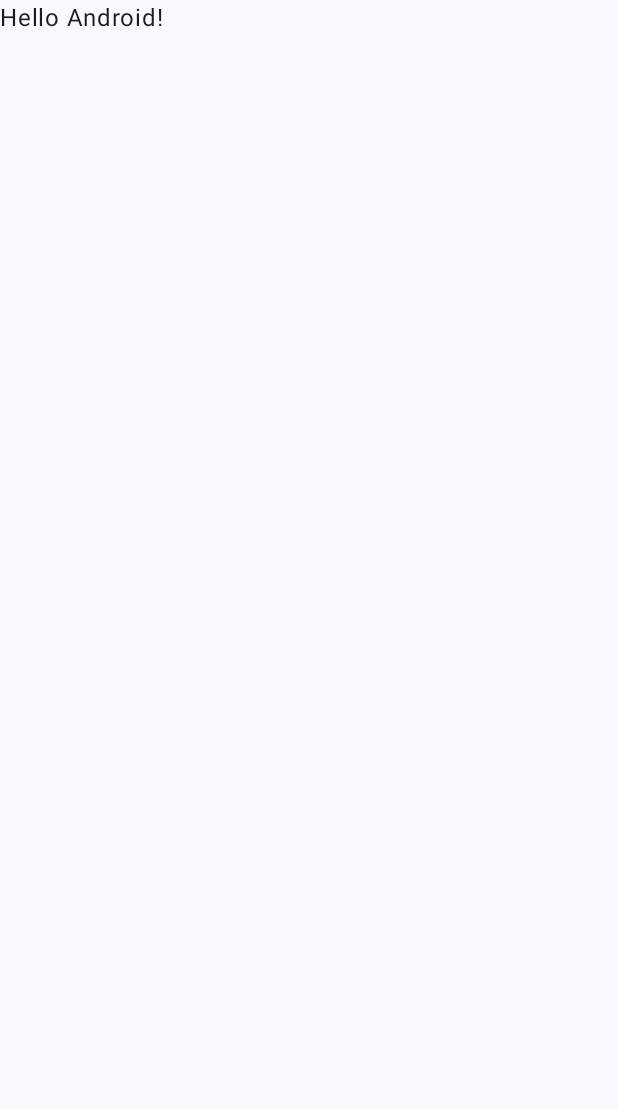
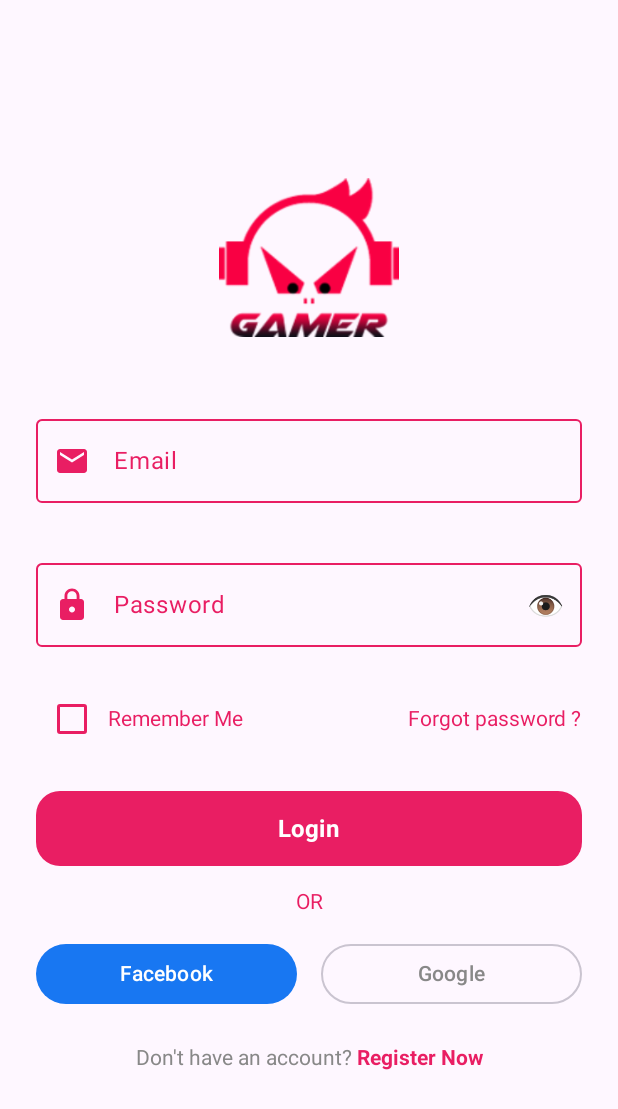
Before and after one commit to rayengabsi/gamer-android, an Android app built with Jetpack Compose: the screen it shows after launch (MainActivity), on a phone screen of 412 x 824 dp. Before the commit the part shown is almost empty. Shown: the top 1109 px of the screen. Run offline under Robolectric (Android 15) with nearby library versions, the phone set to English and light mode, and no system bars.

Commit message:
feat(auth): add login and signup pages
- Implemented UI for login and signup screens using Android Jetpack Compose / XML.
- Added form validation for email and password fields.
- Integrated navigation between login and signup screens.
- Ensured responsive UI for multiple device sizes.

```diff
--- /dev/null
+++ b/app/src/main/java/com/example/gamer/LoginScreen.kt
@@ -0,0 +1,246 @@
+package com.example.gamer.ui
+
+import androidx.compose.foundation.Image
+import androidx.compose.foundation.clickable
+import androidx.compose.foundation.layout.*
+import androidx.compose.foundation.text.KeyboardOptions
+import androidx.compose.material.icons.Icons
+import androidx.compose.material.icons.filled.Email
+import androidx.compose.material.icons.filled.Lock
+import androidx.compose.material3.*
+import androidx.compose.runtime.*
+import androidx.compose.ui.Alignment
+import androidx.compose.ui.Modifier
+import androidx.compose.ui.graphics.Color
+import androidx.compose.ui.res.painterResource
+import androidx.compose.ui.text.font.FontWeight
+import androidx.compose.ui.text.input.KeyboardType
+import androidx.compose.ui.text.input.PasswordVisualTransformation
+import androidx.compose.ui.text.input.VisualTransformation
+import androidx.compose.ui.unit.dp
+import androidx.compose.ui.unit.sp
+import com.example.gamer.R
+
+@Composable
+fun LoginScreen(
+    onNavigateToSignup: () -> Unit,
+    showSnack: (String) -> Unit,
+    modifier: Modifier = Modifier
+) {
+    var email by remember { mutableStateOf("") }
+    var password by remember { mutableStateOf("") }
+    var passwordVisible by remember { mutableStateOf(false) }
+    var rememberMe by remember { mutableStateOf(false) }
+
+    var emailError by remember { mutableStateOf<String?>(null) }
+    var passwordError by remember { mutableStateOf<String?>(null) }
+
+
+    fun validateEmail(email: String): String? {
+        return when {
+            email.isEmpty() -> "Email is required"
+            !email.contains("@") -> "Invalid email format"
+            !email.contains(".") -> "Invalid email format"
+            email.length < 5 -> "Email too short"
+            else -> null
+        }
+    }
+
+    fun validatePassword(password: String): String? {
+        return when {
+            password.isEmpty() -> "Password is required"
+            password.length < 6 -> "Password must be at least 6 characters"
+            password.length > 20 -> "Password too long (max 20 characters)"
+            else -> null
+        }
+    }
+
+    Column(
+        modifier = modifier
+            .fillMaxSize()
+            .padding(24.dp),
+        horizontalAlignment = Alignment.CenterHorizontally,
+        verticalArrangement = Arrangement.Center
+    ) {
+
+        Image(
+            painter = painterResource(id = R.drawable.gamer_logo),
+            contentDescription = "Gamer Logo",
+            modifier = Modifier.size(120.dp)
+        )
+
+        Spacer(Modifier.height(40.dp))
+
+
+        OutlinedTextField(
+            value = email,
+            onValueChange = {
+                email = it
+                emailError = if (it.isNotEmpty()) validateEmail(it) else null
+            },
+            label = { Text("Email", color = Color(0xFFE91E63)) },
+            singleLine = true,
+            leadingIcon = {
+                Icon(
+                    Icons.Filled.Email,
+                    contentDescription = null,
+                    tint = Color(0xFFE91E63)
+                )
+            },
+            keyboardOptions = KeyboardOptions(keyboardType = KeyboardType.Email),
+            modifier = Modifier.fillMaxWidth(),
+            isError = emailError != null,
+            supportingText = {
+                if (emailError != null) {
+                    Text(emailError!!, color = MaterialTheme.colorScheme.error)
+                }
+            },
+            colors = OutlinedTextFieldDefaults.colors(
+                focusedBorderColor = Color(0xFFE91E63),
+                unfocusedBorderColor = Color(0xFFE91E63),
+                errorBorderColor = MaterialTheme.colorScheme.error
+            )
+        )
+
+        Spacer(Modifier.height(16.dp))
+
+
+        OutlinedTextField(
+            value = password,
+            onValueChange = {
+                password = it
+                passwordError = if (it.isNotEmpty()) validatePassword(it) else null
+            },
+            label = { Text("Password", color = Color(0xFFE91E63)) },
+            singleLine = true,
+            leadingIcon = {
+                Icon(
+                    Icons.Filled.Lock,
+                    contentDescription = null,
+                    tint = Color(0xFFE91E63)
+                )
+            },
+            trailingIcon = {
+                IconButton(onClick = { passwordVisible = !passwordVisible }) {
+                    Text(
+                        text = if (passwordVisible) "👁️" else "👁️",
+                        fontSize = 20.sp,
+                        color = Color(0xFFE91E63)
+                    )
+                }
+            },
+            visualTransformation = if (passwordVisible) VisualTransformation.None else PasswordVisualTransformation(),
+            modifier = Modifier.fillMaxWidth(),
+            isError = passwordError != null,
+            supportingText = {
+                if (passwordError != null) {
+                    Text(passwordError!!, color = MaterialTheme.colorScheme.error)
+                }
+            },
+            colors = OutlinedTextFieldDefaults.colors(
+                focusedBorderColor = Color(0xFFE91E63),
+                unfocusedBorderColor = Color(0xFFE91E63),
+                errorBorderColor = MaterialTheme.colorScheme.error
+            )
+        )
+
+        Spacer(Modifier.height(8.dp))
+
+
+        Row(
+            modifier = Modifier.fillMaxWidth(),
+            horizontalArrangement = Arrangement.SpaceBetween,
+            verticalAlignment = Alignment.CenterVertically
+        ) {
+            Row(verticalAlignment = Alignment.CenterVertically) {
+                Checkbox(
+                    checked = rememberMe,
+                    onCheckedChange = { rememberMe = it },
+                    colors = CheckboxDefaults.colors(
+                        checkedColor = Color(0xFFE91E63),
+                        uncheckedColor = Color(0xFFE91E63)
+                    )
+                )
+                Text("Remember Me", color = Color(0xFFE91E63))
+            }
+            Text(
+                "Forgot password ?",
+                modifier = Modifier.clickable { showSnack("Forgot password feature coming soon") },
+                color = Color(0xFFE91E63)
+            )
+        }
+
+        Spacer(Modifier.height(24.dp))
+
+
+        Button(
+            onClick = {
+                val emailValidation = validateEmail(email)
+                val passwordValidation = validatePassword(password)
+
+                emailError = emailValidation
+                passwordError = passwordValidation
+
+                if (emailValidation == null && passwordValidation == null) {
+                    showSnack("Login successful!")
+                } else {
+                    showSnack("Please fix the errors")
+                }
+            },
+            modifier = Modifier
+                .fillMaxWidth()
+                .height(50.dp),
+            colors = ButtonDefaults.buttonColors(
+                containerColor = Color(0xFFE91E63)
+            ),
+            shape = MaterialTheme.shapes.large
+        ) {
+            Text("Login", fontSize = 16.sp, fontWeight = FontWeight.Bold)
+        }
+
+        Spacer(Modifier.height(16.dp))
+
+        Text("OR", color = Color(0xFFE91E63))
+
+        Spacer(Modifier.height(16.dp))
+
+
+        Row(
+            horizontalArrangement = Arrangement.spacedBy(16.dp),
+            modifier = Modifier.fillMaxWidth()
+        ) {
+            Button(
+                onClick = { showSnack("Facebook login coming soon") },
+                modifier = Modifier.weight(1f),
+                colors = ButtonDefaults.buttonColors(
+                    containerColor = Color(0xFF1877F2)
+                )
+            ) {
+                Text("Facebook", fontSize = 14.sp)
+            }
+
+            OutlinedButton(
+                onClick = { showSnack("Google login coming soon") },
+                modifier = Modifier.weight(1f),
+                colors = ButtonDefaults.outlinedButtonColors(
+                    contentColor = Color.Gray
+                )
+            ) {
+                Text("Google", fontSize = 14.sp)
+            }
+        }
+
+        Spacer(Modifier.height(24.dp))
+
+
+        Row {
+            Text("Don't have an account? ", color = Color.Gray)
+            Text(
+                "Register Now",
+                modifier = Modifier.clickable { onNavigateToSignup() },
+                color = Color(0xFFE91E63),
+                fontWeight = FontWeight.Bold
+            )
+        }
+    }
+}
--- a/app/src/main/java/com/example/gamer/MainActivity.kt
+++ b/app/src/main/java/com/example/gamer/MainActivity.kt
@@ -3,45 +3,46 @@ package com.example.gamer
 import android.os.Bundle
 import androidx.activity.ComponentActivity
 import androidx.activity.compose.setContent
-import androidx.activity.enableEdgeToEdge
-import androidx.compose.foundation.layout.fillMaxSize
 import androidx.compose.foundation.layout.padding
-import androidx.compose.material3.Scaffold
-import androidx.compose.material3.Text
-import androidx.compose.runtime.Composable
+import androidx.compose.material3.*
+import androidx.compose.runtime.*
 import androidx.compose.ui.Modifier
-import androidx.compose.ui.tooling.preview.Preview
-import com.example.gamer.ui.theme.GamerTheme
+import com.example.gamer.ui.LoginScreen
+import com.example.gamer.ui.SignupScreen
+import kotlinx.coroutines.launch
 
 class MainActivity : ComponentActivity() {
     override fun onCreate(savedInstanceState: Bundle?) {
         super.onCreate(savedInstanceState)
-        enableEdgeToEdge()
         setContent {
-            GamerTheme {
-                Scaffold(modifier = Modifier.fillMaxSize()) { innerPadding ->
-                    Greeting(
-                        name = "Android",
-                        modifier = Modifier.padding(innerPadding)
+            var currentScreen by remember { mutableStateOf("login") }
+            val snackbarHostState = remember { SnackbarHostState() }
+            val scope = rememberCoroutineScope()
+
+            Scaffold(
+                snackbarHost = { SnackbarHost(snackbarHostState) }
+            ) { padding ->
+                when (currentScreen) {
+                    "login" -> LoginScreen(
+                        onNavigateToSignup = { currentScreen = "signup" },
+                        showSnack = { msg ->
+                            scope.launch {
+                                snackbarHostState.showSnackbar(msg)
+                            }
+                        },
+                        modifier = Modifier.padding(padding)
+                    )
+                    "signup" -> SignupScreen(
+                        onNavigateBack = { currentScreen = "login" },
+                        showSnack = { msg ->
+                            scope.launch {
+                                snackbarHostState.showSnackbar(msg)
+                            }
+                        },
+                        modifier = Modifier.padding(padding)
                     )
                 }
             }
         }
     }
 }
-
-@Composable
-fun Greeting(name: String, modifier: Modifier = Modifier) {
-    Text(
-        text = "Hello $name!",
-        modifier = modifier
-    )
-}
-
-@Preview(showBackground = true)
-@Composable
-fun GreetingPreview() {
-    GamerTheme {
-        Greeting("Android")
-    }
-}
```
Also changed, not shown: app/build.gradle.kts (+30 -20 lines), app/src/main/java/com/example/gamer/SignupScreen.kt (added, +323 -0 lines), app/src/main/res/drawable/gamer_logo.png (added).
